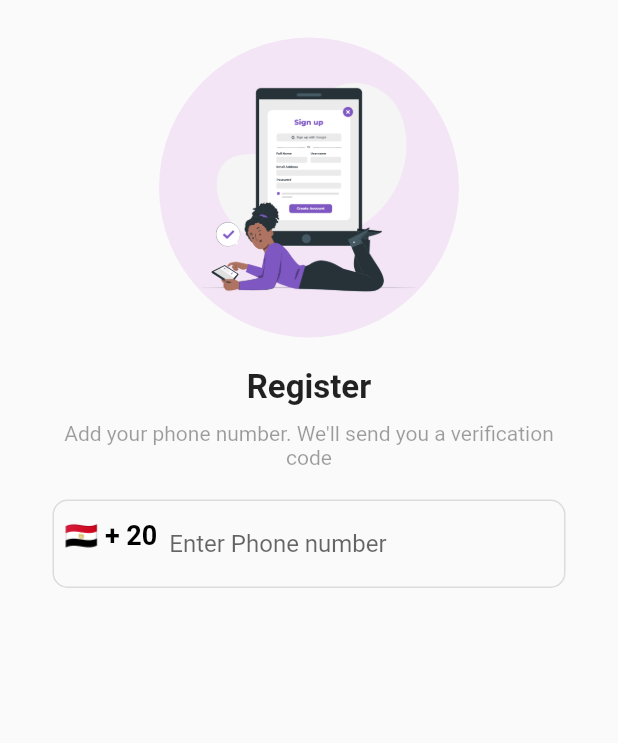
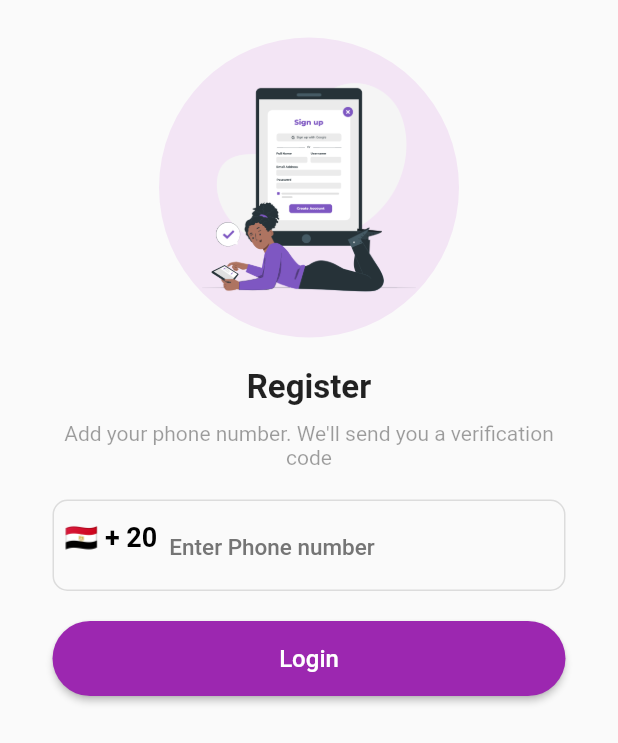
Before and after one commit to Mohamed7E/fireBase, a Flutter app: the RegisterScreen screen opened directly, on a phone screen of 412 x 824 dp. Shown: the top 743 px of the screen. Run offline on Flutter 3.47's test engine with Material 2 defaults, Android fonts, the phone set to English and light mode, and no system bars; our stand-ins replace country_picker.

Commit message:
add button

```diff
--- a/lib/Screens/Register_screen.dart
+++ b/lib/Screens/Register_screen.dart
@@ -1,4 +1,5 @@
 import 'package:country_picker/country_picker.dart';
+import 'package:firebase/widgets/custom_button.dart';
 import 'package:flutter/material.dart';
 
 class RegisterScreen extends StatefulWidget {
@@ -64,6 +65,10 @@ class _RegisterScreenState extends State<RegisterScreen> {
                 TextFormField(
                   cursorColor: Colors.purple,
                   controller: phoneController,
+                   style: const TextStyle(
+                    fontSize: 18,
+                    fontWeight: FontWeight.bold,
+                  ),
                   onChanged: (value) {
                     setState(() {
                       phoneController.text = value;
@@ -71,6 +76,11 @@ class _RegisterScreenState extends State<RegisterScreen> {
                   },
                   decoration: InputDecoration(
                     hintText: "Enter Phone number",
+                    hintStyle: TextStyle(
+                      fontWeight: FontWeight.w500,
+                      fontSize: 15,
+                      color: Colors.grey.shade600,
+                    ),
                      enabledBorder: OutlineInputBorder(
                       borderRadius: BorderRadius.circular(10),
                       borderSide: const BorderSide(color: Colors.black12),
@@ -120,6 +130,15 @@ class _RegisterScreenState extends State<RegisterScreen> {
                         : null,
                   ),
                   ),
+                  const SizedBox(
+                  height: 20,
+                ),
+                SizedBox(
+                  width: double.infinity,
+                  height: 50,
+                  child: CustomButton(
+                      text: "Login", onPressed: (){}),
+                      ),
 
               ],
             ),
```
